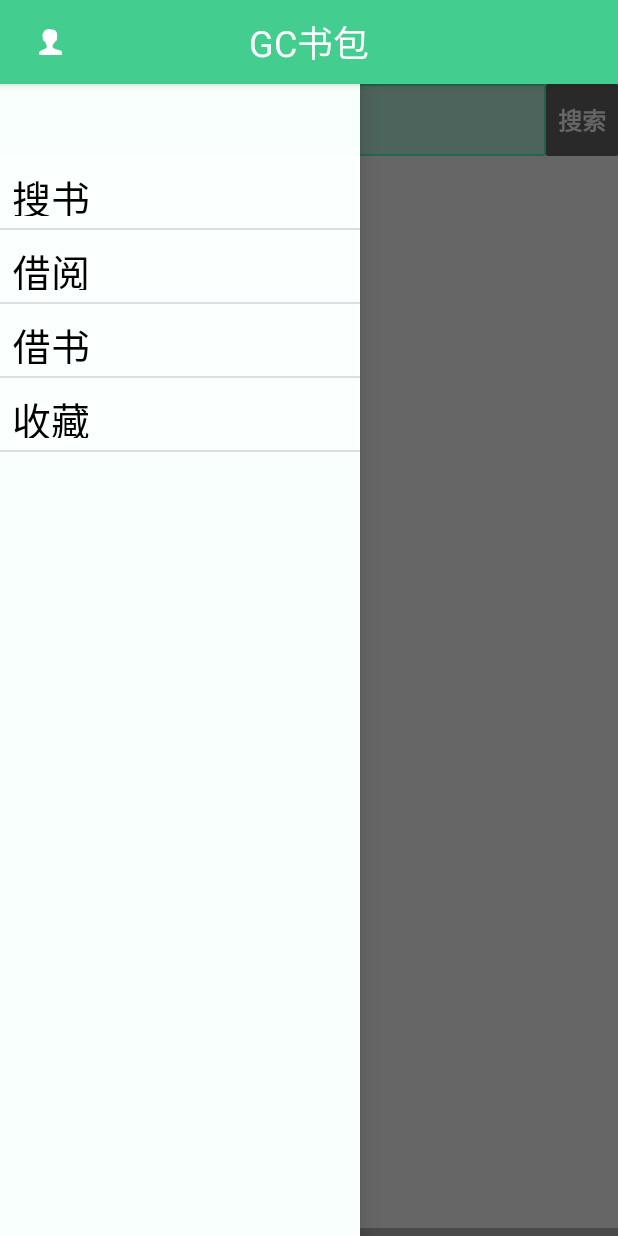
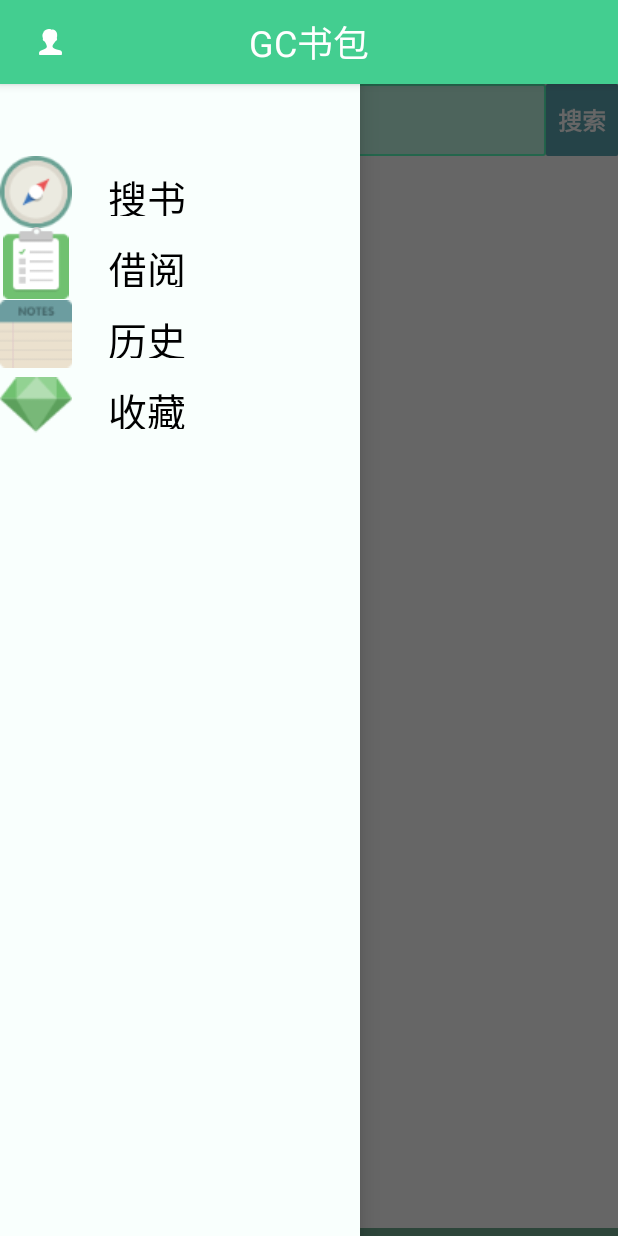
Before and after one commit to lynnzc/GCD_Lib_Android, an Android app: the screen it shows after launch (TitleActionBar), with the side drawer open, on a phone screen of 412 x 824 dp. Run offline under Robolectric (Android 15) with nearby library versions, the phone set to English and light mode, and no system bars; 2 statements that could not run were skipped.

Commit message:
fix the menu and actionbar

```diff
--- a/src/main/java/app/cheng/gc/SplashActivity.java
+++ b/src/main/java/app/cheng/gc/SplashActivity.java
@@ -8,13 +8,13 @@ import android.os.Bundle;
 import android.os.Handler;
 import android.view.Window;
 
+
 /**
 * Created by lynnlyf on 2015/2/2.
 */
 public class SplashActivity extends Activity {
      private static final int SHOW_TIME = 2000;
      //开机动画
-
      @Override
      protected void onCreate(Bundle savedInstanceState) {
              super.onCreate(savedInstanceState);
--- a/src/main/java/app/cheng/gc/TitleActionBar.java
+++ b/src/main/java/app/cheng/gc/TitleActionBar.java
@@ -19,8 +19,14 @@ import android.widget.ImageButton;
 import android.widget.ImageView;
 import android.widget.ListView;
 import android.widget.RelativeLayout;
+import android.widget.SimpleAdapter;
 import android.widget.TextView;
 import android.widget.Toast;
+
+import java.util.ArrayList;
+import java.util.HashMap;
+import java.util.List;
+import java.util.Map;
 
 import app.cheng.gc.Data.StudentInfo;
 import app.cheng.gc.Data.WebAddress;
@@ -45,6 +51,7 @@ public class TitleActionBar extends ActionBarActivity {
     private ActionBarDrawerToggle menuToggle;
     private ImageButton menu_btn;
     private ImageButton menu_btn_login;
+
     //用户名
     private TextView stu_info_item;
     private StudentInfo stu_info;
@@ -59,11 +66,7 @@ public class TitleActionBar extends ActionBarActivity {
         menuLayout = (DrawerLayout)findViewById(R.id.drawer_layout);
         menuLayout_left = (RelativeLayout)findViewById(R.id.menu_layout_left);
         menuList = (ListView)findViewById(R.id.menu_listView);
-
         menuTitle = getResources().getStringArray(R.array.menu_array);
-
-        menuList.setAdapter(new ArrayAdapter<String>(this, R.layout.menuitem, menuTitle));
-        menuList.setOnItemClickListener(new DrawerItemClickListener());
 
         //判断登陆
         Intent intent = getIntent();
@@ -80,7 +83,10 @@ public class TitleActionBar extends ActionBarActivity {
                 }
         }
 
+        setAdapter();
         initActionBar();
+
+        menuList.setOnItemClickListener(new DrawerItemClickListener());
 
         menuToggle = new ActionBarDrawerToggle(this, menuLayout, R.drawable.ic_tab_content_pressed,
                 R.string.drawer_open, R.string.drawer_close) {
@@ -179,6 +185,35 @@ public class TitleActionBar extends ActionBarActivity {
         }
     }
 
+    public void setAdapter() {
+        ArrayList<HashMap<String, Object>> list = new ArrayList<HashMap<String, Object>>();
+        for(int i = 0 ; i < menuTitle.length ; i++) {
+            HashMap<String, Object> map = new HashMap<String, Object>();
+            switch(i) {
+                case 0:
+                    map.put("item_image", R.drawable.icon1);
+                    break;
+                case 1:
+                    map.put("item_image", R.drawable.icon2);
+                    break;
+                case 2:
+                    map.put("item_image", R.drawable.icon3);
+                    break;
+                case 3:
+                    map.put("item_image", R.drawable.icon4);
+                    break;
+            }
+            map.put("item_text", menuTitle[i]);
+            list.add(map);
+        }
+        SimpleAdapter adapter = new SimpleAdapter(this, list,
+                R.layout.menuitem, new String[] {
+                "item_image", "item_text"
+        }, new int[] {R.id.menu_image, R.id.menu_item});
+
+        menuList.setAdapter(adapter);
+    }
+
     //<--------menu-------->
 
     public void setTitle(String title) {
@@ -221,7 +256,6 @@ public class TitleActionBar extends ActionBarActivity {
         }
         fragmentManager.beginTransaction().replace(R.id.menu_main, fragment).commit();
         menuList.setItemChecked(position, true);
-        //setTitle(menuTitle[position]);
         menuLayout.closeDrawer(menuLayout_left);
     }
 
--- a/src/main/res/drawable/image_login.xml
+++ b/src/main/res/drawable/image_login.xml
@@ -1,9 +1,9 @@
 <?xml version="1.0" encoding="utf-8"?>
 
 <shape xmlns:android="http://schemas.android.com/apk/res/android">
-    <solid android:color="#ff43f290" />
+    <solid android:color="#ff2cc66f" />
     <stroke android:width="1dp"
-        android:color="#ff64edb7" />
+        android:color="#ff3d7d52" />
     <corners android:radius="5dp" />
     <padding android:bottom="2dip" android:left="2dip"
         android:right="2dip" android:top="2dip"/>
--- a/src/main/res/drawable/search_btn.xml
+++ b/src/main/res/drawable/search_btn.xml
@@ -2,5 +2,5 @@
 
 <shape xmlns:android="http://schemas.android.com/apk/res/android">
     <corners android:radius="1dp" />
-    <solid android:color="#ff686868" />
+    <solid android:color="#ff5da8b4" />
 </shape>
--- a/src/main/res/layout/load_more.xml
+++ b/src/main/res/layout/load_more.xml
@@ -4,7 +4,7 @@
     android:id="@+id/loadmore_view"
     android:layout_width="fill_parent"
     android:layout_height="fill_parent"
-    android:background="#ffbababa" >
+    android:background="#ff70ae91" >
 
     <RelativeLayout
         android:layout_width="match_parent"
--- a/src/main/res/layout/loginlayout.xml
+++ b/src/main/res/layout/loginlayout.xml
@@ -105,7 +105,7 @@
         android:text="登陆"
         android:textSize="24sp"
         android:textStyle="bold"
-        android:textColor="#ffd7efff"
+        android:textColor="#ff3d7d52"
         android:layout_marginTop="16dip"
         android:layout_alignRight="@id/user_login"
         android:layout_alignLeft="@id/user_login"
--- a/src/main/res/layout/menu.xml
+++ b/src/main/res/layout/menu.xml
@@ -19,20 +19,22 @@
         android:id="@+id/menu_layout_left"
         android:layout_width="240dp"
         android:layout_height="fill_parent"
-        android:layout_gravity="left"
-        android:background="#fff9fffd">
+        android:layout_gravity="start"
+        android:background="#fff9fffd"
+        android:choiceMode="singleChoice" >
         <TextView
             android:layout_width="fill_parent"
             android:layout_height="48dip"
             android:textColor="#000000"
             android:textSize="24sp"
-            android:paddingLeft="16dip"
-            android:padding="8dip"
             android:id="@+id/student_info_item"/>
         <ListView
             android:id="@+id/menu_listView"
             android:layout_width="fill_parent"
             android:layout_height="fill_parent"
+            android:choiceMode="singleChoice"
+            android:divider="@android:color/transparent"
+            android:dividerHeight="0dp"
             android:layout_below="@id/student_info_item" >
         </ListView>
     </RelativeLayout>
--- a/src/main/res/layout/menuitem.xml
+++ b/src/main/res/layout/menuitem.xml
@@ -1,12 +1,22 @@
 <?xml version="1.0" encoding="utf-8"?>
-
-<TextView xmlns:android="http://schemas.android.com/apk/res/android"
+<LinearLayout xmlns:android="http://schemas.android.com/apk/res/android"
     android:layout_width="fill_parent"
     android:layout_height="48dip"
-    android:background="#fffbfffd"
-    android:id="@+id/menu_item"
-    android:layout_gravity="center"
-    android:textSize="26sp"
-    android:textColor="#ff000000"
-    android:paddingLeft="16dip"
-    android:padding="8dip"/>
+    android:orientation="horizontal"
+    android:id="@+id/menu_item_layout"
+    android:layout_marginTop="2dip"
+    android:layout_marginBottom="2dip">
+    <ImageView
+        android:layout_width="48dip"
+        android:layout_height="48dip"
+        android:id="@+id/menu_image"/>
+    <TextView
+        android:layout_width="fill_parent"
+        android:layout_height="48dip"
+        android:id="@+id/menu_item"
+        android:layout_gravity="center"
+        android:textSize="26sp"
+        android:textColor="#ff000000"
+        android:padding="8dip"
+        android:layout_marginLeft="16dip"/>
+</LinearLayout>
--- a/src/main/res/values/strings.xml
+++ b/src/main/res/values/strings.xml
@@ -35,7 +35,7 @@
     <string-array name="menu_array">
         <item>搜书</item>
         <item>借阅</item>
-        <item>借书</item>
+        <item>历史</item>
         <item>收藏</item>
     </string-array>
 
```
Also changed, not shown: src/main/java/app/cheng/gc/SearchItem.java (+13 -1 lines), src/main/java/app/cheng/gc/UserInfoPage.java (+13 -0 lines), src/main/res/layout/actionbar_view_user.xml (+6 -4 lines), src/main/res/drawable-xhdpi/icon1.png (added), src/main/res/drawable-xhdpi/icon2.png (added), src/main/res/drawable-xhdpi/icon3.png (added), src/main/res/drawable-xhdpi/icon4.png (added). Lines whose indentation alone changed are shown as unchanged.
